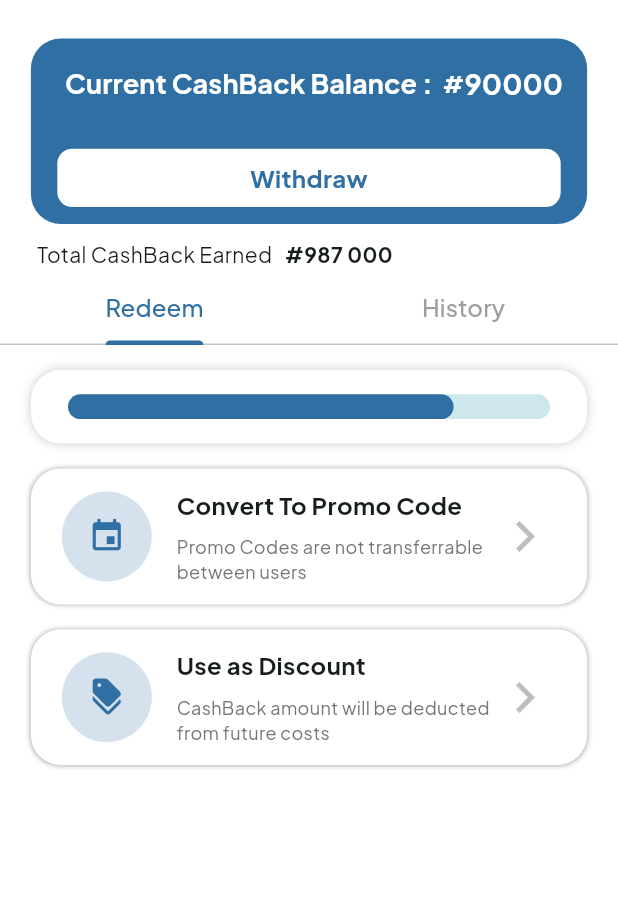
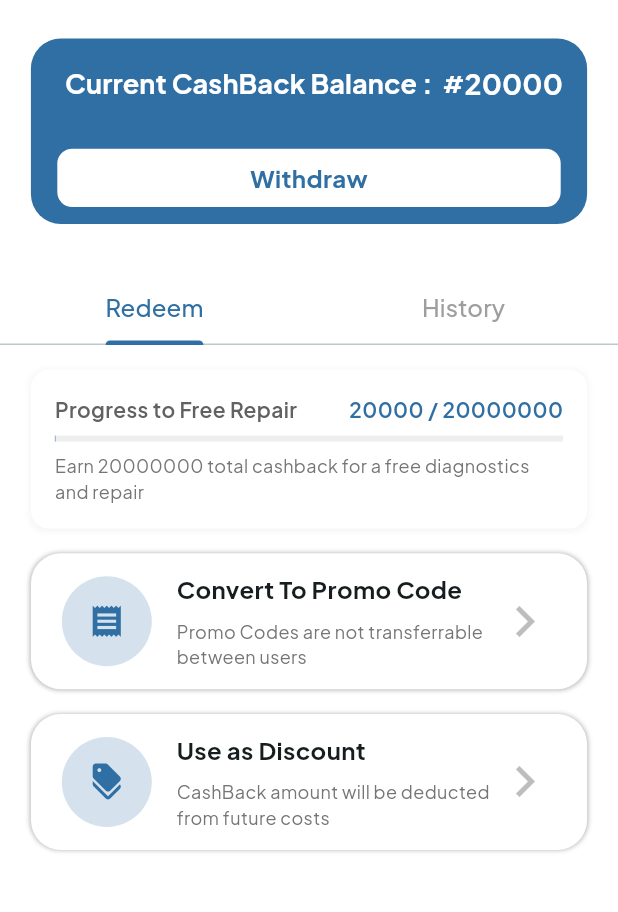
Before and after one commit to ThatLinuxGuyYouKnow/Rewards, a Flutter app: the screen it shows after launch, on a phone screen of 412 x 824 dp, the part 63-975 px from its top. Run offline on Flutter 3.47's test engine with Material 3 defaults, Android fonts, the phone set to English and light mode, and no system bars; our stand-ins replace google_fonts.

Commit message:
added progress tile

```diff
--- a/lib/MockData/cashBackHistoryEnquiryResponse.json
+++ b/lib/MockData/cashBackHistoryEnquiryResponse.json
@@ -24,7 +24,7 @@
             },
             {
                 "transactionID": "T12347",
-                "amount": -5000,
+                "amount": 5000,
                 "transactionType": "cashBackOut",
                 "description": "Cashback Withdrawn to Bank",
                 "date": "2024-09-02T14:45:00Z"
--- a/lib/Tabs/rewardsTab.dart
+++ b/lib/Tabs/rewardsTab.dart
@@ -1,33 +1,74 @@
+import 'dart:convert';
+import 'package:flutter/material.dart';
+import 'package:flutter/services.dart' show rootBundle;
 import 'package:balancee_rewards/Tiles/discountTile.dart';
 import 'package:balancee_rewards/Tiles/progressBarTile.dart';
 import 'package:balancee_rewards/Tiles/promoCodeTile.dart';
 import 'package:balancee_rewards/Tiles/redeemBalanceTile.dart';
-import 'package:flutter/material.dart';
 
-class RedeemTab extends StatelessWidget {
+class RedeemTab extends StatefulWidget {
   RedeemTab({super.key});
 
+  @override
+  _RedeemTabState createState() => _RedeemTabState();
+}
+
+class _RedeemTabState extends State<RedeemTab> {
+  late Map<String, dynamic> mockData; // To store loaded data
+  bool isLoading = true; // To manage loading state
+
+  @override
+  void initState() {
+    super.initState();
+    _loadMockData(); // Load mock data when the widget initializes
+  }
+
+  Future<void> _loadMockData() async {
+    // Load the mock data from the JSON file in assets
+    final String response = await rootBundle
+        .loadString('lib/MockData/cashBackHistoryEnquiryResponse.json');
+    final data = json.decode(response); // Parse the JSON
+    setState(() {
+      mockData = data['data']; // Assign the relevant part of the mock data
+      isLoading = false; // Loading finished
+    });
+  }
+
+  @override
   Widget build(BuildContext context) {
     double screenWidth = MediaQuery.of(context).size.width;
     double screenHeight = MediaQuery.of(context).size.height;
+
+    if (isLoading) {
+      return Center(
+          child:
+              CircularProgressIndicator()); // Show loading spinner while data is being fetched
+    }
+
+    // Access mock data fields for the widgets
+    int currentCashback = mockData['cashbackBalance']; // Cashback balance
+    int goalCashback = 20000000; // Total cashback goal
+
     return SingleChildScrollView(
       child: Padding(
         padding: EdgeInsets.symmetric(horizontal: screenWidth * .05),
         child: Column(
           children: [
-            SizedBox(
-              height: screenHeight * .02,
+            SizedBox(height: screenHeight * .02),
+            // Progress bar showing cashback progress
+            ProgressBarTile(
+              currentCashback: currentCashback.toDouble(),
+              goalCashback: goalCashback.toDouble(),
             ),
-            ProgressBarTile(),
-            SizedBox(
-              height: screenHeight * .02,
-            ),
+            SizedBox(height: screenHeight * .02),
+            // Promo code tile with some static text
             PromoCodeTile(
               subtitle: 'Promo Codes are not transferrable between users',
               title: 'Convert To Promo Code',
             ),
             SizedBox(height: screenHeight * .02),
-            DiscountTile()
+            // Discount tile (you can also pass dynamic data if needed)
+            DiscountTile(),
           ],
         ),
       ),
--- a/lib/Tiles/progressBarTile.dart
+++ b/lib/Tiles/progressBarTile.dart
@@ -1,33 +1,73 @@
 import 'package:flutter/material.dart';
+import 'package:google_fonts/google_fonts.dart';
 
 class ProgressBarTile extends StatelessWidget {
+  final double currentCashback;
+  final double goalCashback;
+
+  const ProgressBarTile({
+    Key? key,
+    required this.currentCashback,
+    required this.goalCashback,
+  }) : super(key: key);
+
+  @override
   Widget build(BuildContext context) {
-    double screenWidth = MediaQuery.of(context).size.width;
-    double screenHeight = MediaQuery.of(context).size.height;
+    double progress = (currentCashback / goalCashback).clamp(0.0, 1.0);
+
     return Container(
+      padding: EdgeInsets.all(16),
       decoration: BoxDecoration(
         color: Colors.white,
-        borderRadius: BorderRadius.circular(20),
+        borderRadius: BorderRadius.circular(12),
         boxShadow: [
           BoxShadow(
-            blurStyle: BlurStyle.solid,
-            color: Colors.black.withOpacity(0.2),
-            blurRadius: 5,
-          )
+            color: Colors.grey.withOpacity(0.1),
+            spreadRadius: 1,
+            blurRadius: 3,
+            offset: Offset(0, 1),
+          ),
         ],
       ),
-      height: screenHeight * 0.06,
-      width: screenWidth * 0.9,
-      child: Padding(
-        padding: EdgeInsets.symmetric(vertical: screenHeight * 0.02),
-        child: Padding(
-          padding: EdgeInsets.symmetric(horizontal: screenWidth * .06),
-          child: LinearProgressIndicator(
-            color: Color(0xFF2F6FA3),
-            borderRadius: BorderRadius.circular(17),
-            value: 0.8,
+      child: Column(
+        crossAxisAlignment: CrossAxisAlignment.start,
+        children: [
+          Row(
+            mainAxisAlignment: MainAxisAlignment.spaceBetween,
+            children: [
+              Text(
+                'Progress to Free Repair',
+                style: GoogleFonts.plusJakartaSans(
+                  fontSize: 14,
+                  fontWeight: FontWeight.w600,
+                  color: Colors.grey[700],
+                ),
+              ),
+              Text(
+                '${currentCashback.toStringAsFixed(0)} / ${goalCashback.toStringAsFixed(0)}',
+                style: GoogleFonts.plusJakartaSans(
+                  fontSize: 14,
+                  fontWeight: FontWeight.w600,
+                  color: Color(0xFF2F6FA3),
+                ),
+              ),
+            ],
           ),
-        ),
+          SizedBox(height: 8),
+          LinearProgressIndicator(
+            value: progress,
+            backgroundColor: Colors.grey[200],
+            valueColor: AlwaysStoppedAnimation<Color>(Color(0xFF2F6FA3)),
+          ),
+          SizedBox(height: 8),
+          Text(
+            'Earn ${goalCashback.toStringAsFixed(0)} total cashback for a free diagnostics and repair',
+            style: GoogleFonts.plusJakartaSans(
+              fontSize: 12,
+              color: Colors.grey[600],
+            ),
+          ),
+        ],
       ),
     );
   }
--- a/lib/Tiles/promoCodeTile.dart
+++ b/lib/Tiles/promoCodeTile.dart
@@ -42,7 +42,7 @@ class PromoCodeTile extends StatelessWidget {
               backgroundColor: Color(0xFF2F6FA3).withOpacity(.2),
               child: Icon(
                 size: 25,
-                Icons.event,
+                Icons.receipt,
                 color: iconColor,
               ),
             ),
--- a/lib/mainRewardsScreen.dart
+++ b/lib/mainRewardsScreen.dart
@@ -1,17 +1,51 @@
+import 'dart:convert';
 import 'package:flutter/material.dart';
+import 'package:flutter/services.dart' show rootBundle;
 import 'package:google_fonts/google_fonts.dart';
 import 'package:balancee_rewards/Tabs/historyTab.dart';
 import 'package:balancee_rewards/Tabs/rewardsTab.dart';
 import 'package:balancee_rewards/Tiles/rewardBalanceTiles.dart';
 import 'package:balancee_rewards/ReusableWidgets/text.dart';
 
-class MainRewardsScreen extends StatelessWidget {
+class MainRewardsScreen extends StatefulWidget {
   const MainRewardsScreen({super.key});
+
+  @override
+  _MainRewardsScreenState createState() => _MainRewardsScreenState();
+}
+
+class _MainRewardsScreenState extends State<MainRewardsScreen> {
+  late Map<String, dynamic> mockData;
+  bool isLoading = true; // For loading state
+
+  @override
+  void initState() {
+    super.initState();
+    _loadMockData();
+  }
+
+  Future<void> _loadMockData() async {
+    // Load the mock data from the JSON file in assets
+    final String response = await rootBundle
+        .loadString('lib/MockData/cashBackHistoryEnquiryResponse.json');
+    final data = json.decode(response); // Parse the JSON
+    setState(() {
+      mockData = data['data']; // Extract the relevant part of the mock data
+      isLoading = false; // Loading is finished
+    });
+  }
 
   @override
   Widget build(BuildContext context) {
     double screenWidth = MediaQuery.of(context).size.width;
     double screenHeight = MediaQuery.of(context).size.height;
+
+    if (isLoading) {
+      return Center(child: CircularProgressIndicator()); // Show loading spinner
+    }
+
+    // Access the cashback balance from the mock data
+    String cashbackBalance = mockData['cashbackBalance'].toString();
 
     return Container(
       height: screenHeight,
@@ -31,8 +65,9 @@ class MainRewardsScreen extends StatelessWidget {
                     title: Text(
                       'Rewards',
                       style: GoogleFonts.plusJakartaSans(
-                          color: Color(0xFF2F6FA3),
-                          fontWeight: FontWeight.bold),
+                        color: Color(0xFF2F6FA3),
+                        fontWeight: FontWeight.bold,
+                      ),
                     ),
                     pinned: true, // Keeps the TabBar pinned at the top
                     floating: false,
@@ -44,12 +79,13 @@ class MainRewardsScreen extends StatelessWidget {
                           crossAxisAlignment: CrossAxisAlignment.center,
                           children: [
                             SizedBox(
-                                height:
-                                    screenHeight * 0.07), // Increased the space
+                              height: screenHeight * 0.07,
+                            ),
 
-                            // Adjusted spacing
+                            // Pass the dynamically loaded cashback balance to the RewardBalanceTab widget
                             RewardBalanceTab(
-                              cashbackBalance: '90000', // Pass balance here
+                              cashbackBalance:
+                                  cashbackBalance, // Loaded dynamically from mock data
                             ),
 
                             Padding(
@@ -60,16 +96,6 @@ class MainRewardsScreen extends StatelessWidget {
                                   SizedBox(
                                     width: screenWidth * 0.06,
                                   ),
-                                  Text('Total CashBack Earned',
-                                      style: GoogleFonts.plusJakartaSans()),
-                                  SizedBox(
-                                    width: screenWidth * 0.02,
-                                  ),
-                                  Text(
-                                    '#987 000',
-                                    style: GoogleFonts.plusJakartaSans(
-                                        fontWeight: FontWeight.bold),
-                                  )
                                 ],
                               ),
                             ),
@@ -91,8 +117,8 @@ class MainRewardsScreen extends StatelessWidget {
               },
               body: TabBarView(
                 children: [
-                  RedeemTab(),
-                  HistoryTab(),
+                  RedeemTab(), // Placeholder for Redeem tab content
+                  HistoryTab(), // Placeholder for History tab content
                 ],
               ),
             ),
```
